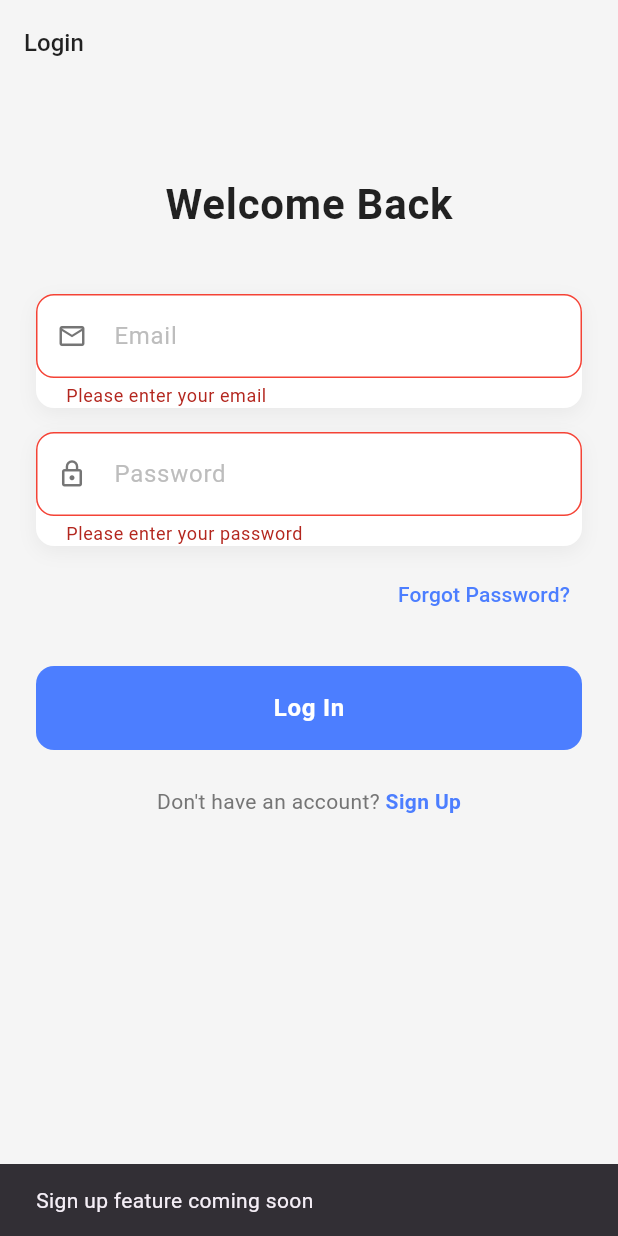
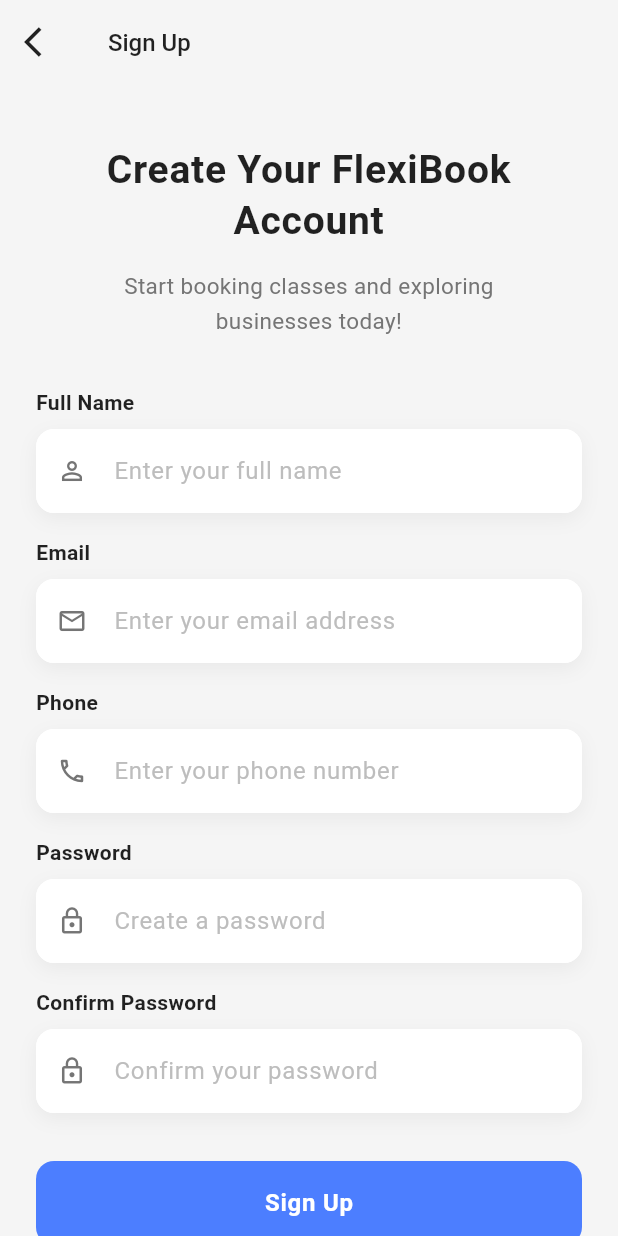
Before and after one commit to HossamAhmed954074/Customer-Bookings, a Flutter app: the screen it shows after launch, after a tap on "Log In", after a tap on "Sign Up", on a phone screen of 412 x 824 dp. Run offline on Flutter 3.47's test engine with Material 3 defaults, Android fonts, the phone set to English and light mode, and no system bars; our stand-ins replace bloc, dartz, dio, flutter_bloc, flutter_dotenv, go_router.

Commit message:
feat: Implement registration feature with BLoC, add registration form and logic, and integrate home screen navigation

```diff
--- a/lib/core/routers/router.dart
+++ b/lib/core/routers/router.dart
@@ -5,6 +5,7 @@ import 'package:customer_booking/features/auth/domain/usecases/login_usecase.dar
 import 'package:customer_booking/features/auth/presentation/cubits/login/cubit/log_in_cubit.dart';
 import 'package:customer_booking/features/auth/presentation/screens/login_screen.dart';
 import 'package:customer_booking/features/auth/presentation/screens/register_screen.dart';
+import 'package:customer_booking/features/home/presentation/screens/home_screen.dart';
 import 'package:dio/dio.dart';
 import 'package:flutter_bloc/flutter_bloc.dart';
 import 'package:go_router/go_router.dart';
@@ -12,6 +13,7 @@ import 'package:go_router/go_router.dart';
 abstract class AppRouters {
   static const String loginRoute = '/';
   static const String registerRoute = '/register';
+  static const String homeRoute = '/home';
 
   static final GoRouter router = GoRouter(
     initialLocation: '/',
@@ -33,6 +35,7 @@ abstract class AppRouters {
         path: registerRoute,
         builder: (context, state) => const RegisterScreen(),
       ),
+      GoRoute(path: homeRoute, builder: (context, state) => const HomeScreen()),
     ],
   );
 
--- a/lib/features/auth/data/repo/auth_repo_imp.dart
+++ b/lib/features/auth/data/repo/auth_repo_imp.dart
@@ -23,10 +23,11 @@ class AuthRepoImplementation extends AuthRepository {
   }
 
   @override
-  Future<Either<void, DioAppException>> register(
+  Future<Either<DioAppException, bool>> register(
     String username,
     String password,
     String email,
+    String phoneNumber,
   ) {
     // TODO: implement register
     throw UnimplementedError();
--- a/lib/features/auth/domain/repo/auth_repo.dart
+++ b/lib/features/auth/domain/repo/auth_repo.dart
@@ -7,9 +7,10 @@ abstract class AuthRepository {
     String email,
     String password,
   );
-  Future<Either<void, DioAppException>> register(
+  Future<Either<DioAppException, bool>> register(
     String username,
     String password,
     String email,
+    String phoneNumber,
   );
 }
--- a/lib/features/auth/presentation/screens/register_screen.dart
+++ b/lib/features/auth/presentation/screens/register_screen.dart
@@ -1,13 +1,89 @@
 import 'package:flutter/material.dart';
+import 'package:flutter/services.dart';
+import '../widgets/register_header.dart';
+import '../widgets/register_form.dart';
+import '../widgets/login_prompt.dart';
 
-class RegisterScreen extends StatelessWidget {
+class RegisterScreen extends StatefulWidget {
   const RegisterScreen({super.key});
+
+  @override
+  State<RegisterScreen> createState() => _RegisterScreenState();
+}
+
+class _RegisterScreenState extends State<RegisterScreen> {
+  bool _isLoading = false;
+
+  void _handleRegister() {
+    setState(() {
+      _isLoading = true;
+    });
+
+    // TODO: Implement actual registration logic with BLoC/Cubit
+    // Simulate API call
+    Future.delayed(const Duration(seconds: 2), () {
+      if (mounted) {
+        setState(() {
+          _isLoading = false;
+        });
+        // Navigate to verification screen or show success message
+        ScaffoldMessenger.of(context).showSnackBar(
+          const SnackBar(
+            content: Text('Registration functionality to be implemented'),
+            backgroundColor: Colors.green,
+          ),
+        );
+      }
+    });
+  }
+
+  void _handleLogin() {
+    // TODO: Navigate to login screen
+    Navigator.of(context).pop();
+  }
 
   @override
   Widget build(BuildContext context) {
     return Scaffold(
-      appBar: AppBar(title: const Text('Register')),
-      body: const Center(child: Text('Register Screen')),
+      backgroundColor: const Color(0xFFF5F5F5),
+      appBar: AppBar(
+        backgroundColor: Colors.transparent,
+        elevation: 0,
+        systemOverlayStyle: SystemUiOverlayStyle.dark,
+        leading: IconButton(
+          icon: const Icon(Icons.arrow_back_ios, color: Colors.black87),
+          onPressed: () => Navigator.of(context).pop(),
+        ),
+        title: const Text(
+          'Sign Up',
+          style: TextStyle(
+            color: Colors.black87,
+            fontSize: 16,
+            fontWeight: FontWeight.w500,
+          ),
+        ),
+        centerTitle: false,
+      ),
+      body: SafeArea(
+        child: SingleChildScrollView(
+          padding: const EdgeInsets.symmetric(horizontal: 24),
+          child: Column(
+            crossAxisAlignment: CrossAxisAlignment.center,
+            children: [
+              const RegisterHeader(),
+              RegisterForm(
+                onRegisterPressed: _handleRegister,
+                isLoading: _isLoading,
+              ),
+              const SizedBox(height: 24),
+              LoginPrompt(
+                onLoginPressed: _handleLogin,
+              ),
+              const SizedBox(height: 40),
+            ],
+          ),
+        ),
+      ),
     );
   }
 }
--- /dev/null
+++ b/lib/features/auth/presentation/widgets/login_prompt.dart
@@ -0,0 +1,37 @@
+import 'package:flutter/material.dart';
+
+class LoginPrompt extends StatelessWidget {
+  final VoidCallback onLoginPressed;
+
+  const LoginPrompt({
+    super.key,
+    required this.onLoginPressed,
+  });
+
+  @override
+  Widget build(BuildContext context) {
+    return Row(
+      mainAxisAlignment: MainAxisAlignment.center,
+      children: [
+        Text(
+          'Already have an account? ',
+          style: TextStyle(
+            color: Colors.grey[600],
+            fontSize: 14,
+          ),
+        ),
+        GestureDetector(
+          onTap: onLoginPressed,
+          child: const Text(
+            'Log In',
+            style: TextStyle(
+              color: Color(0xFF4C7EFF),
+              fontSize: 14,
+              fontWeight: FontWeight.w600,
+            ),
+          ),
+        ),
+      ],
+    );
+  }
+}
--- /dev/null
+++ b/lib/features/auth/presentation/widgets/register_form.dart
@@ -0,0 +1,202 @@
+import 'package:flutter/material.dart';
+import 'custom_text_field.dart';
+import 'primary_button.dart';
+
+class RegisterForm extends StatefulWidget {
+  final VoidCallback onRegisterPressed;
+  final bool isLoading;
+
+  const RegisterForm({
+    super.key,
+    required this.onRegisterPressed,
+    this.isLoading = false,
+  });
+
+  @override
+  State<RegisterForm> createState() => _RegisterFormState();
+}
+
+class _RegisterFormState extends State<RegisterForm> {
+  final _formKey = GlobalKey<FormState>();
+  final _fullNameController = TextEditingController();
+  final _emailController = TextEditingController();
+  final _phoneController = TextEditingController();
+  final _passwordController = TextEditingController();
+  final _confirmPasswordController = TextEditingController();
+
+  @override
+  void dispose() {
+    _fullNameController.dispose();
+    _emailController.dispose();
+    _phoneController.dispose();
+    _passwordController.dispose();
+    _confirmPasswordController.dispose();
+    super.dispose();
+  }
+
+  String? _validateFullName(String? value) {
+    if (value == null || value.isEmpty) {
+      return 'Please enter your full name';
+    }
+    if (value.length < 3) {
+      return 'Name must be at least 3 characters';
+    }
+    return null;
+  }
+
+  String? _validateEmail(String? value) {
+    if (value == null || value.isEmpty) {
+      return 'Please enter your email';
+    }
+    final emailRegex = RegExp(r'^[\w-\.]+@([\w-]+\.)+[\w-]{2,4}$');
+    if (!emailRegex.hasMatch(value)) {
+      return 'Please enter a valid email';
+    }
+    return null;
+  }
+
+  String? _validatePhone(String? value) {
+    if (value == null || value.isEmpty) {
+      return 'Please enter your phone number';
+    }
+    final phoneRegex = RegExp(r'^[0-9]{10,15}$');
+    if (!phoneRegex.hasMatch(value.replaceAll(RegExp(r'[\s\-\(\)]'), ''))) {
+      return 'Please enter a valid phone number';
+    }
+    return null;
+  }
+
+  String? _validatePassword(String? value) {
+    if (value == null || value.isEmpty) {
+      return 'Please enter a password';
+    }
+    if (value.length < 8) {
+      return 'Password must be at least 8 characters';
+    }
+    if (!value.contains(RegExp(r'[A-Z]'))) {
+      return 'Password must contain at least one uppercase letter';
+    }
+    if (!value.contains(RegExp(r'[0-9]'))) {
+      return 'Password must contain at least one number';
+    }
+    return null;
+  }
+
+  String? _validateConfirmPassword(String? value) {
+    if (value == null || value.isEmpty) {
+      return 'Please confirm your password';
+    }
+    if (value != _passwordController.text) {
+      return 'Passwords do not match';
+    }
+    return null;
+  }
+
+  void _handleRegister() {
+    if (_formKey.currentState!.validate()) {
+      widget.onRegisterPressed();
+    }
+  }
+
+  @override
+  Widget build(BuildContext context) {
+    return Form(
+      key: _formKey,
+      child: Column(
+        crossAxisAlignment: CrossAxisAlignment.start,
+        children: [
+          const Text(
+            'Full Name',
+            style: TextStyle(
+              fontSize: 14,
+              fontWeight: FontWeight.w600,
+              color: Colors.black87,
+            ),
+          ),
+          const SizedBox(height: 8),
+          CustomTextField(
+            hintText: 'Enter your full name',
+            prefixIcon: Icons.person_outline,
+            controller: _fullNameController,
+            validator: _validateFullName,
+            keyboardType: TextInputType.name,
+          ),
+          const SizedBox(height: 16),
+          const Text(
+            'Email',
+            style: TextStyle(
+              fontSize: 14,
+              fontWeight: FontWeight.w600,
+              color: Colors.black87,
+            ),
+          ),
+          const SizedBox(height: 8),
+          CustomTextField(
+            hintText: 'Enter your email address',
+            prefixIcon: Icons.email_outlined,
+            controller: _emailController,
+            validator: _validateEmail,
+            keyboardType: TextInputType.emailAddress,
+          ),
+          const SizedBox(height: 16),
+          const Text(
+            'Phone',
+            style: TextStyle(
+              fontSize: 14,
+              fontWeight: FontWeight.w600,
+              color: Colors.black87,
+            ),
+          ),
+          const SizedBox(height: 8),
+          CustomTextField(
+            hintText: 'Enter your phone number',
+            prefixIcon: Icons.phone_outlined,
+            controller: _phoneController,
+            validator: _validatePhone,
+            keyboardType: TextInputType.phone,
+          ),
+          const SizedBox(height: 16),
+          const Text(
+            'Password',
+            style: TextStyle(
+              fontSize: 14,
+              fontWeight: FontWeight.w600,
+              color: Colors.black87,
+            ),
+          ),
+          const SizedBox(height: 8),
+          CustomTextField(
+            hintText: 'Create a password',
+            prefixIcon: Icons.lock_outline,
+            obscureText: true,
+            controller: _passwordController,
+            validator: _validatePassword,
+          ),
+          const SizedBox(height: 16),
+          const Text(
+            'Confirm Password',
+            style: TextStyle(
+              fontSize: 14,
+              fontWeight: FontWeight.w600,
+              color: Colors.black87,
+            ),
+          ),
+          const SizedBox(height: 8),
+          CustomTextField(
+            hintText: 'Confirm your password',
+            prefixIcon: Icons.lock_outline,
+            obscureText: true,
+            controller: _confirmPasswordController,
+            validator: _validateConfirmPassword,
+          ),
+          const SizedBox(height: 32),
+          PrimaryButton(
+            text: 'Sign Up',
+            onPressed: _handleRegister,
+            isLoading: widget.isLoading,
+          ),
+        ],
+      ),
+    );
+  }
+}
--- /dev/null
+++ b/lib/features/auth/presentation/widgets/register_header.dart
@@ -0,0 +1,36 @@
+import 'package:flutter/material.dart';
+
+class RegisterHeader extends StatelessWidget {
+  const RegisterHeader({super.key});
+
+  @override
+  Widget build(BuildContext context) {
+    return Column(
+      children: [
+        const SizedBox(height: 40),
+        const Text(
+          'Create Your FlexiBook\nAccount',
+          textAlign: TextAlign.center,
+          style: TextStyle(
+            fontSize: 26,
+            fontWeight: FontWeight.bold,
+            color: Colors.black87,
+            letterSpacing: 0.5,
+            height: 1.3,
+          ),
+        ),
+        const SizedBox(height: 16),
+        Text(
+          'Start booking classes and exploring\nbusinesses today!',
+          textAlign: TextAlign.center,
+          style: TextStyle(
+            fontSize: 15,
+            color: Colors.grey[600],
+            height: 1.5,
+          ),
+        ),
+        const SizedBox(height: 32),
+      ],
+    );
+  }
+}
--- a/lib/features/auth/presentation/widgets/widgets.dart
+++ b/lib/features/auth/presentation/widgets/widgets.dart
@@ -4,3 +4,6 @@ export 'primary_button.dart';
 export 'login_header.dart';
 export 'login_form.dart';
 export 'signup_prompt.dart';
+export 'register_header.dart';
+export 'register_form.dart';
+export 'login_prompt.dart';
```
Also changed, not shown: lib/features/auth/data/datasource/auth_data_source.dart (+22 -0 lines), lib/features/auth/domain/usecases/register_usecase.dart (added, +23 -0 lines), lib/features/auth/presentation/cubits/register/cubit/register_cubit.dart (added, +28 -0 lines), lib/features/auth/presentation/cubits/register/cubit/register_state.dart (added, +15 -0 lines), lib/features/auth/presentation/screens/login_screen.dart (+12 -4 lines), lib/features/home/presentation/screens/home_screen.dart (added, +18 -0 lines).
